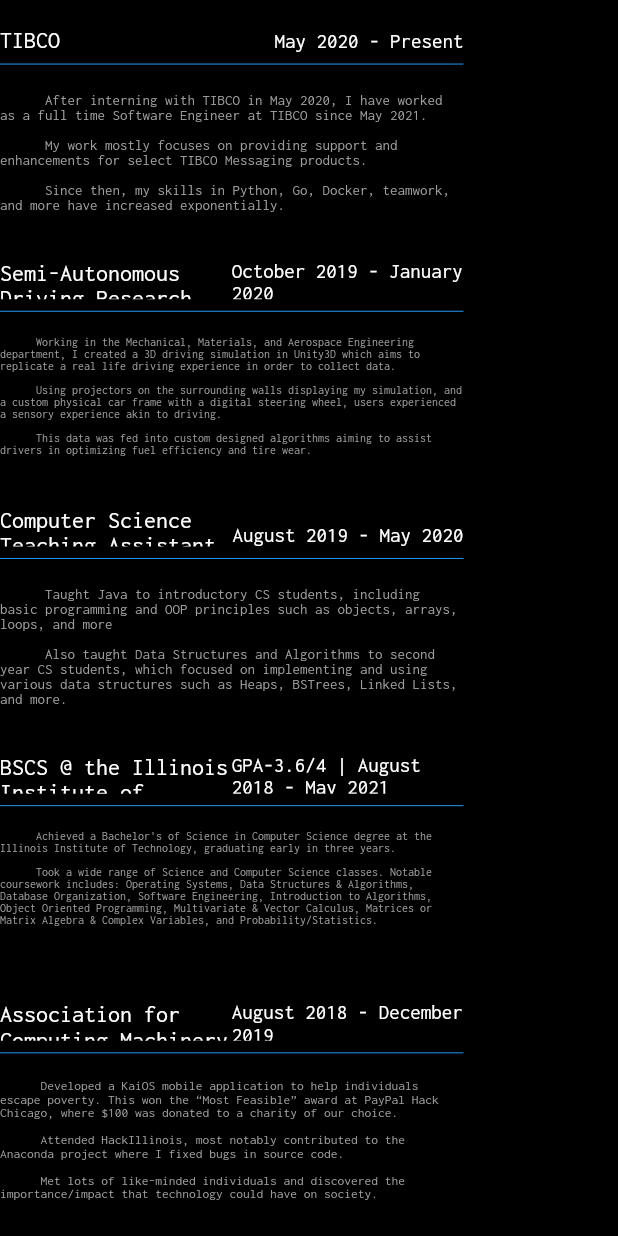
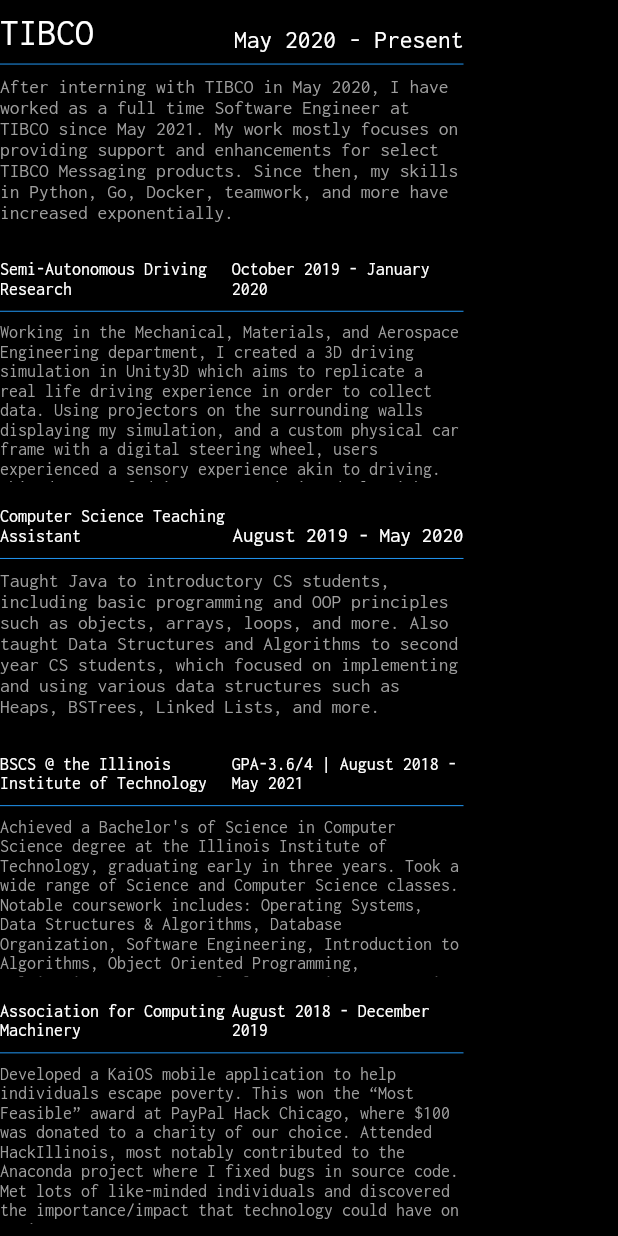
Before and after one commit to mannders00/website, a Flutter app: the Experience widget shown alone on an empty page, opened directly, on a phone screen of 412 x 824 dp. Run offline on Flutter 3.47's test engine with Material 2 defaults, Android fonts, the phone set to English and light mode, and no system bars; drawn by our look-alikes of auto_size_text; missing offline and left inert: dart:html.

Commit message:
Updated font size

```diff
--- a/lib/main.dart
+++ b/lib/main.dart
@@ -19,7 +19,7 @@ class WebApp extends StatelessWidget {
       primarySwatch: Colors.grey,
       textTheme: Theme.of(context).textTheme.apply(
         fontFamily: 'Inconsolata',
-        bodyColor: Colors.white
+        bodyColor: Colors.white,
       ),
     );
 
--- a/lib/widgets/experience.dart
+++ b/lib/widgets/experience.dart
@@ -8,72 +8,34 @@ class Experience extends StatelessWidget {
     UnderlinedItem(
       title: 'TIBCO',
       date: 'May 2020 - Present',
-      description:
-      '''
-
-      After interning with TIBCO in May 2020, I have worked as a full time Software Engineer at TIBCO since May 2021.
-
-      My work mostly focuses on providing support and enhancements for select TIBCO Messaging products.
-
-      Since then, my skills in Python, Go, Docker, teamwork, and more have increased exponentially.
-      ''',
+      description: "After interning with TIBCO in May 2020, I have worked as a full time Software Engineer at TIBCO since May 2021. My work mostly focuses on providing support and enhancements for select TIBCO Messaging products. Since then, my skills in Python, Go, Docker, teamwork, and more have increased exponentially."
     ),
     UnderlinedItem(
       title: 'Semi-Autonomous Driving Research',
       date: 'October 2019 - January 2020',
-      description:
-      '''
-
-      Working in the Mechanical, Materials, and Aerospace Engineering department, I created a 3D driving simulation in Unity3D which aims to replicate a real life driving experience in order to collect data.
-
-      Using projectors on the surrounding walls displaying my simulation, and a custom physical car frame with a digital steering wheel, users experienced a sensory experience akin to driving.
-
-      This data was fed into custom designed algorithms aiming to assist drivers in optimizing fuel efficiency and tire wear.
-      ''',
+      description: "Working in the Mechanical, Materials, and Aerospace Engineering department, I created a 3D driving simulation in Unity3D which aims to replicate a real life driving experience in order to collect data. Using projectors on the surrounding walls displaying my simulation, and a custom physical car frame with a digital steering wheel, users experienced a sensory experience akin to driving. This data was fed into custom designed algorithms aiming to assist drivers in optimizing fuel efficiency and tire wear."
     ),
     UnderlinedItem(
       title: 'Computer Science Teaching Assistant',
       date: 'August 2019 - May 2020',
-      description:
-      '''
-
-      Taught Java to introductory CS students, including basic programming and OOP principles such as objects, arrays, loops, and more
-
-      Also taught Data Structures and Algorithms to second year CS students, which focused on implementing and using various data structures such as Heaps, BSTrees, Linked Lists, and more.
-      ''',
+      description: "Taught Java to introductory CS students, including basic programming and OOP principles such as objects, arrays, loops, and more. Also taught Data Structures and Algorithms to second year CS students, which focused on implementing and using various data structures such as Heaps, BSTrees, Linked Lists, and more."
     ),
     UnderlinedItem(
       title: 'BSCS @ the Illinois Institute of Technology',
       date: 'GPA-3.6/4 | August 2018 - May 2021',
-      description:
-      '''
-
-      Achieved a Bachelor's of Science in Computer Science degree at the Illinois Institute of Technology, graduating early in three years.
-
-      Took a wide range of Science and Computer Science classes. Notable coursework includes: Operating Systems, Data Structures & Algorithms, Database Organization, Software Engineering, Introduction to Algorithms, Object Oriented Programming, Multivariate & Vector Calculus, Matrices or Matrix Algebra & Complex Variables, and Probability/Statistics.
-      ''',
+      description: "Achieved a Bachelor's of Science in Computer Science degree at the Illinois Institute of Technology, graduating early in three years. Took a wide range of Science and Computer Science classes. Notable coursework includes: Operating Systems, Data Structures & Algorithms, Database Organization, Software Engineering, Introduction to Algorithms, Object Oriented Programming, Multivariate & Vector Calculus, Matrices or Matrix Algebra & Complex Variables, and Probability/Statistics."
     ),
     UnderlinedItem(
       title: 'Association for Computing Machinery',
       date: 'August 2018 - December 2019',
-      description:
-      '''
-
-      Developed a KaiOS mobile application to help individuals escape poverty. This won the “Most Feasible” award at PayPal Hack Chicago, where \$100 was donated to a charity of our choice.
-
-      Attended HackIllinois, most notably contributed to the Anaconda project where I fixed bugs in source code.
-
-      Met lots of like-minded individuals and discovered the importance/impact that technology could have on society.
-      ''',
+      description: "Developed a KaiOS mobile application to help individuals escape poverty. This won the “Most Feasible” award at PayPal Hack Chicago, where \$100 was donated to a charity of our choice. Attended HackIllinois, most notably contributed to the Anaconda project where I fixed bugs in source code. Met lots of like-minded individuals and discovered the importance/impact that technology could have on society."
     ),
   ];
 
   @override
   Widget build(BuildContext context) {
-    return Container(
-      child: Column(
-        children: experienceItems
-      ),
+    return Column(
+      children: experienceItems
     );
   }
 }
@@ -84,6 +46,9 @@ class UnderlinedItem extends StatelessWidget {
   final title;
   final description;
   final date;
+
+  final double titleSize = 64;
+  final double bodySize = 32;
 
   @override
   Widget build(BuildContext context) {
@@ -100,13 +65,13 @@ class UnderlinedItem extends StatelessWidget {
                   Expanded(
                     child: Align(
                       alignment: Alignment.bottomLeft,
-                      child: Text(title, style: TextStyle(fontSize: 16),),
+                      child: AutoSizeText(title, style: TextStyle(fontSize: titleSize),),
                     )
                   ),
                   Expanded(
                     child: Align(
                       alignment: Alignment.bottomRight,
-                      child: Text(date),
+                      child: AutoSizeText(date, style: TextStyle(fontSize: titleSize)),
                     )
                   )
                 ],
@@ -119,9 +84,7 @@ class UnderlinedItem extends StatelessWidget {
                 alignment: Alignment.topLeft,
                 child: AutoSizeText(
                   description,
-                  style: const TextStyle(color: Colors.grey),
-                  minFontSize: 8,
-                  stepGranularity: 1,
+                  style: TextStyle(color: Colors.grey, fontSize: bodySize),
                 ),
               )
             ),
--- a/pubspec.yaml
+++ b/pubspec.yaml
@@ -61,7 +61,7 @@ flutter:
 
   # To add assets to your application, add an assets section, like this:
   assets:
-    - assets/profile.jpg
+    - assets/profile.png
     - assets/highway_wireframe_transparent_white.png
   #   - images/a_dot_ham.jpeg
 
```
Also changed, not shown: lib/widgets/aboutme.dart (+5 -4 lines), lib/widgets/front.dart (+10 -8 lines), lib/widgets/home.dart (+9 -22 lines), lib/widgets/skills.dart (+68 -64 lines), assets/profile.png (added), 1 other file.
